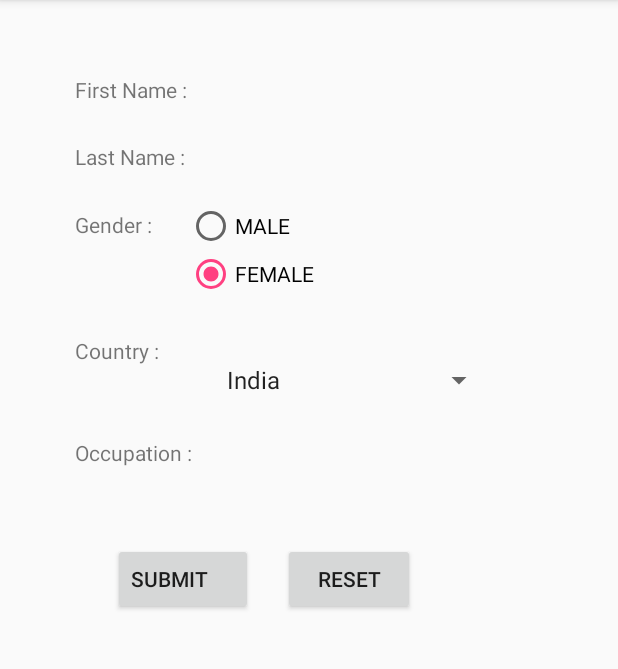
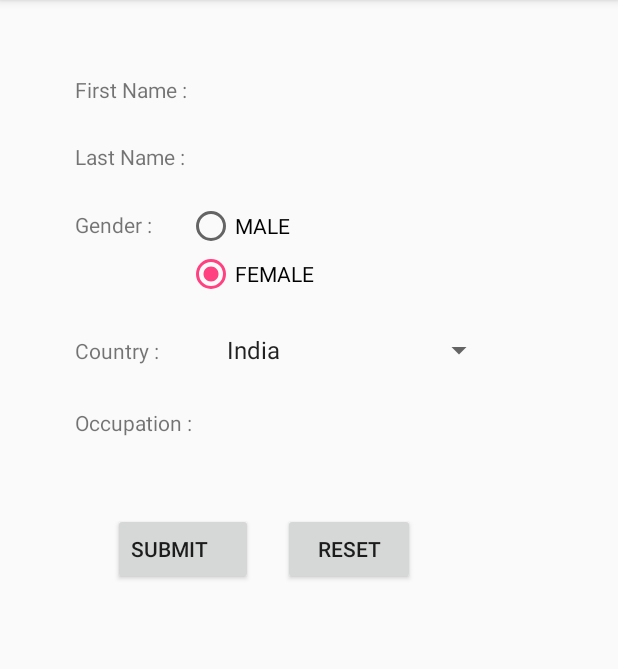
Before and after one commit to hat20/Learning-Android, an Android app: the screen it shows after launch (MainActivity), after a tap on "FEMALE", on a phone screen of 412 x 824 dp, the part 84-753 px from its top. Run offline under Robolectric (Android 15) with nearby library versions, the phone set to English and light mode, and no system bars; 1 other tap on this screen came first.

Commit message:
fixed all known errors

```diff
--- a/Form/app/src/main/java/com/example/ht2s/form/MainActivity.java
+++ b/Form/app/src/main/java/com/example/ht2s/form/MainActivity.java
@@ -39,7 +39,7 @@ public class MainActivity extends AppCompatActivity {
         autoCompleteTextView = (AutoCompleteTextView)findViewById(R.id.occ);
         final Spinner myspinner = (Spinner)findViewById(R.id.spinner);
 
-        ArrayAdapter<String> myAdapter = new ArrayAdapter<String>(MainActivity.this,android.R.layout.simple_list_item_1,getResources().getStringArray(R.array.countries));
+        final ArrayAdapter<String> myAdapter = new ArrayAdapter<String>(MainActivity.this,android.R.layout.simple_list_item_1,getResources().getStringArray(R.array.countries));
 
         myAdapter.setDropDownViewResource(android.R.layout.simple_spinner_dropdown_item);
         myspinner.setAdapter(myAdapter);
@@ -64,6 +64,17 @@ public class MainActivity extends AppCompatActivity {
                 intent.putExtra("OCC_KEY",occupation);
                 startActivity(intent);
 
+            }
+        });
+
+        reset.setOnClickListener(new View.OnClickListener() {
+            @Override
+            public void onClick(View view) {
+                firstname.setText("");
+                lastname.setText("");
+                autoCompleteTextView.setText("");
+                radioGroup.clearCheck();
+                myspinner.setAdapter(myAdapter);
             }
         });
 
@@ -94,6 +105,7 @@ public class MainActivity extends AppCompatActivity {
             case R.id.female:
                 if(checked)
                     gen="Female";
+                break;
         }
 
     }
--- a/Form/app/src/main/res/layout/activity_main.xml
+++ b/Form/app/src/main/res/layout/activity_main.xml
@@ -84,7 +84,6 @@
                 android:layout_height="wrap_content"
                 android:layout_marginLeft="20dp"
                 android:layout_marginTop="20dp"
-                android:checked="true"
                 android:onClick="checkButton"
                 android:text="MALE" />
 
@@ -119,8 +118,7 @@
             android:id="@+id/spinner"
             android:layout_width="wrap_content"
             android:layout_height="wrap_content"
-            android:layout_marginLeft="25dp"
-            android:layout_marginTop="20dp">
+            android:layout_marginLeft="25dp">
 
         </Spinner>
 
```
